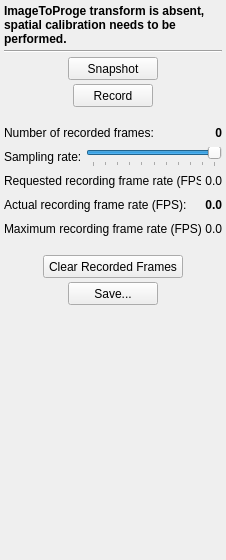
PlusToolkit/PlusApp, file PlusApp/fCal/Toolboxes/CapturingToolbox.ui: the form before one commit.
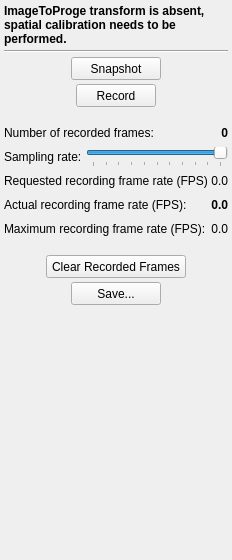
The form after the commit. Icons and pictures are not drawn.

Commit message: Re #547: FreehandCalibrationToolbox split into TemporalCalibrationToolbox and SpatialCalibrationToolbox; Tab widget replaced with Toolbox; Known issue: warning messages don't show the set color

What changed in the file:
```diff
--- a/PlusApp/fCal/Toolboxes/CapturingToolbox.ui
+++ b/PlusApp/fCal/Toolboxes/CapturingToolbox.ui
@@ -6,7 +6,7 @@
    <rect>
     <x>0</x>
     <y>0</y>
-    <width>226</width>
+    <width>232</width>
     <height>560</height>
    </rect>
   </property>
@@ -18,13 +18,13 @@
   </property>
   <property name="minimumSize">
    <size>
-    <width>226</width>
+    <width>232</width>
     <height>560</height>
    </size>
   </property>
   <property name="maximumSize">
    <size>
-    <width>226</width>
+    <width>232</width>
     <height>16777215</height>
    </size>
   </property>
@@ -400,7 +400,7 @@
      <property name="sizeHint" stdset="0">
       <size>
        <width>177</width>
-       <height>366</height>
+       <height>40</height>
       </size>
      </property>
     </spacer>
```
The commit also changes 18 other files.
